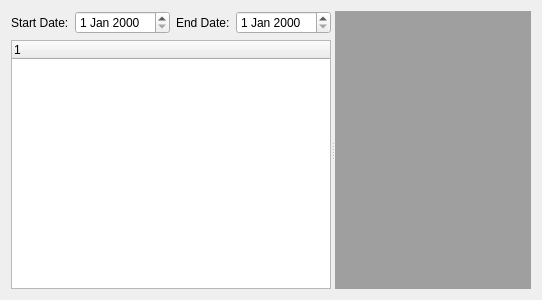
First picture: the form in src/main/c++/tablayoutwidget.ui, repository bruxillensis/teampear, before the edit.
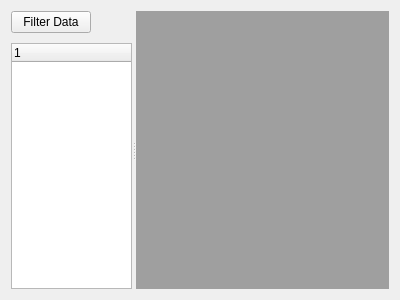
Second picture: the form after the edit.

Commit message: filter data dialog

Diff of the .ui file:
```diff
--- a/src/main/c++/tablayoutwidget.ui
+++ b/src/main/c++/tablayoutwidget.ui
@@ -13,43 +13,38 @@
   <property name="windowTitle">
    <string>Form</string>
   </property>
-  <layout class="QHBoxLayout" name="horizontalLayout_4">
+  <layout class="QVBoxLayout" name="verticalLayout_2">
    <item>
     <widget class="QSplitter" name="splitter">
      <property name="orientation">
       <enum>Qt::Horizontal</enum>
      </property>
-     <widget class="QWidget" name="">
+     <widget class="QWidget" name="layoutWidget">
       <layout class="QVBoxLayout" name="verticalLayout">
-       <item>
-        <layout class="QHBoxLayout" name="horizontalLayout_3">
+       <property name="spacing">
+        <number>10</number>
+       </property>
          <item>
           <layout class="QHBoxLayout" name="horizontalLayout">
            <item>
-            <widget class="QLabel" name="label">
+          <widget class="QPushButton" name="filterDataButton">
              <property name="text">
-              <string>Start Date:</string>
+            <string>Filter Data</string>
              </property>
             </widget>
            </item>
            <item>
-            <widget class="QDateEdit" name="dateEdit"/>
-           </item>
-          </layout>
-         </item>
-         <item>
-          <layout class="QHBoxLayout" name="horizontalLayout_2">
-           <item>
-            <widget class="QLabel" name="label_2">
-             <property name="text">
-              <string>End Date:</string>
-             </property>
-            </widget>
-           </item>
-           <item>
-            <widget class="QDateEdit" name="dateEdit_2"/>
-           </item>
-          </layout>
+          <spacer name="horizontalSpacer">
+           <property name="orientation">
+            <enum>Qt::Horizontal</enum>
+           </property>
+           <property name="sizeHint" stdset="0">
+            <size>
+             <width>40</width>
+             <height>20</height>
+            </size>
+           </property>
+          </spacer>
          </item>
         </layout>
        </item>
```
Lines whose indentation alone changed are shown as unchanged. The commit also changes 6 other files.
